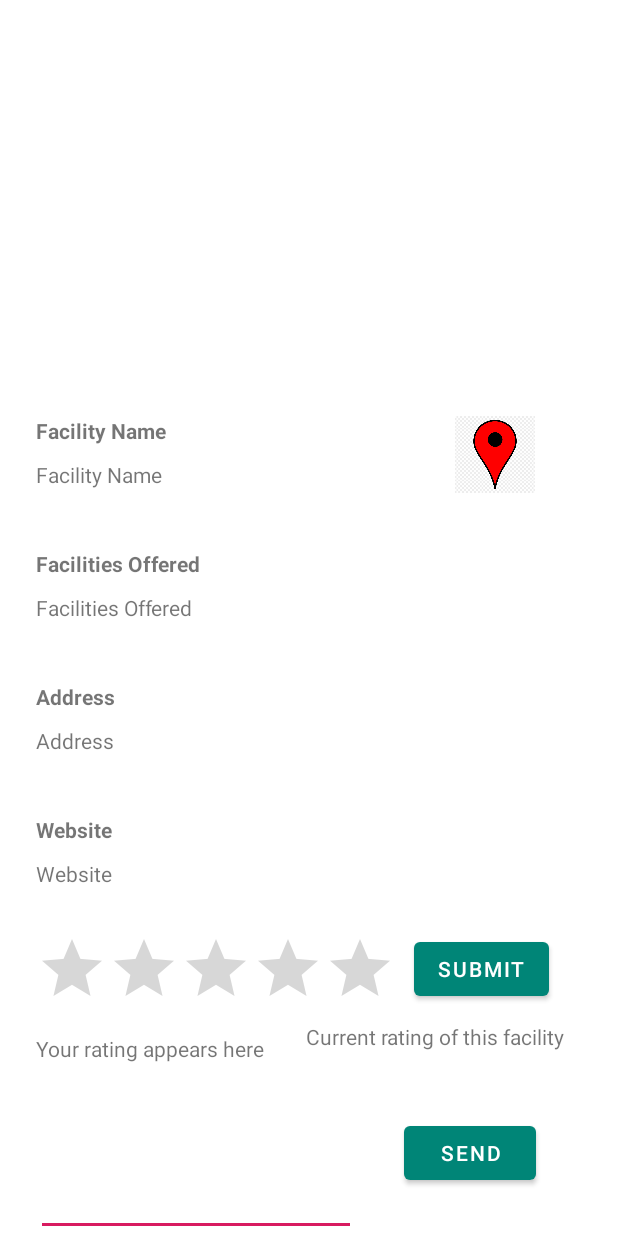
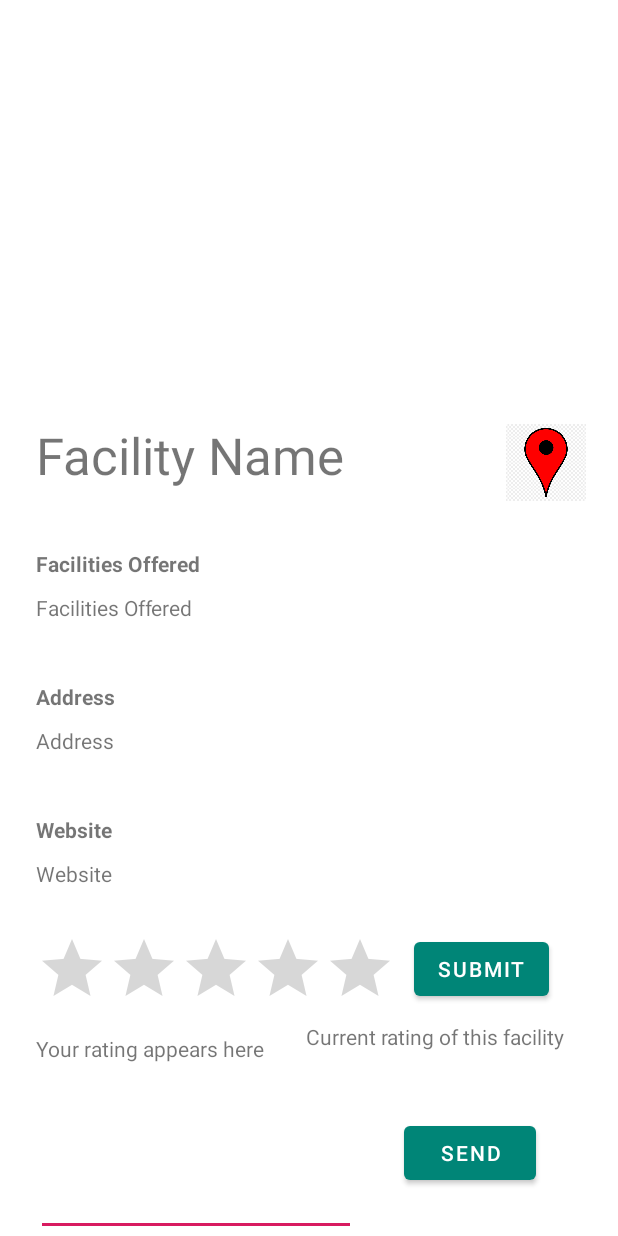
Before and after one commit to rectuspin/CZ2006_final, an Android app: the ViewFacilityActivity screen opened directly, with no data from a screen before it, on a phone screen of 412 x 824 dp. Run offline under Robolectric (Android 15) with nearby library versions, the phone set to English and light mode, and no system bars; our stand-ins replace Firebase (no records; nobody signed in at launch, a user with empty details on screens opened directly); 9 statements that could not run were skipped.

Commit message:
UI updates

```diff
--- a/app/src/main/java/com/example/athletica/data/DisplayAll/DisplayController.java
+++ b/app/src/main/java/com/example/athletica/data/DisplayAll/DisplayController.java
@@ -73,11 +73,16 @@ public class DisplayController {
             public void dataLoaded(Object object) {
                 eventMap = ((ArrayList<Map>) object);
                 for (Map<String, String> map : eventMap) {
+
+
                     String str1 = map.get("key");
                     String str2 = map.get("name");
+                    String date=map.get("startDate");
+
                     eventIds.add(str1);
                     eventsName.add(str2);
                 }
+
                 homeActivity.initRecyclerView(1, eventsName, eventIds);
             }
         }, 4, "");
--- a/app/src/main/java/com/example/athletica/data/user/DataManager.java
+++ b/app/src/main/java/com/example/athletica/data/user/DataManager.java
@@ -96,9 +96,10 @@ public class DataManager {
                 for (DataSnapshot data : dataSnapshot.getChildren()) {
                     Map<String, String> eventDetails = new HashMap<>();
 
-                    if (data.child("name").getValue(String.class).contains(str) || data.child("description").getValue(String.class).contains(str)) {
+                    if (data.child("name").getValue(String.class).toLowerCase().contains(str.toLowerCase()) || data.child("description").getValue(String.class).toLowerCase().contains(str.toLowerCase())) {
                         eventDetails.put("key", data.getKey());
                         eventDetails.put("name", data.child("name").getValue(String.class));
+                        eventDetails.put("startDate", data.child("startDate").getValue(String.class));
                         eventIds.add(eventDetails);
                         counter++;
                         if (counter >= amountToDownload)
--- a/app/src/main/res/layout/activity_display_all.xml
+++ b/app/src/main/res/layout/activity_display_all.xml
@@ -9,6 +9,10 @@
         android:id="@+id/recyclerView3"
         android:layout_width="match_parent"
         android:layout_height="match_parent"
+        android:layout_alignParentStart="true"
+        android:layout_alignParentEnd="true"
+        android:layout_marginStart="10dp"
+        android:layout_marginEnd="10dp"
         android:padding="4dp"
         android:scrollbars="vertical"></androidx.recyclerview.widget.RecyclerView>
 
--- a/app/src/main/res/layout/activity_view_facility.xml
+++ b/app/src/main/res/layout/activity_view_facility.xml
@@ -41,16 +41,16 @@
                 app:layout_constraintTop_toTopOf="parent"
                 tools:srcCompat="@raw/i0"></ImageView>
 
-            <TextView
-                android:id="@+id/textView2"
-                android:layout_width="wrap_content"
-                android:layout_height="wrap_content"
-                android:layout_marginStart="24dp"
-                android:layout_marginTop="30dp"
-                android:text="Facility Name"
-                android:textStyle="bold"
-                app:layout_constraintStart_toStartOf="parent"
-                app:layout_constraintTop_toBottomOf="@+id/facility_imageView" />
+<!--            <TextView-->
+<!--                android:id="@+id/textView2"-->
+<!--                android:layout_width="wrap_content"-->
+<!--                android:layout_height="wrap_content"-->
+<!--                android:layout_marginStart="24dp"-->
+<!--                android:layout_marginTop="30dp"-->
+<!--                android:text="Facility Name"-->
+<!--                android:textSize="48sp"-->
+<!--                app:layout_constraintStart_toStartOf="parent"-->
+<!--                app:layout_constraintTop_toBottomOf="@+id/facility_imageView" />-->
 
             <TextView
                 android:id="@+id/facilities_offered"
@@ -76,11 +76,9 @@
                 android:id="@+id/map_button"
                 android:layout_width="56dp"
                 android:layout_height="51dp"
-                android:layout_marginStart="175dp"
                 android:layout_marginTop="30dp"
-                android:layout_marginEnd="38dp"
+                android:layout_marginEnd="20dp"
                 app:layout_constraintEnd_toEndOf="parent"
-                app:layout_constraintStart_toEndOf="@+id/textView2"
                 app:layout_constraintTop_toBottomOf="@+id/facility_imageView" />
 
             <TextView
@@ -94,16 +92,18 @@
                 app:layout_constraintStart_toStartOf="parent"
                 app:layout_constraintTop_toBottomOf="@+id/facility_name" />
 
+
             <TextView
                 android:id="@+id/facility_name"
-                android:layout_width="wrap_content"
+                android:layout_width="270dp"
                 android:layout_height="wrap_content"
                 android:layout_marginStart="24dp"
-                android:layout_marginTop="10dp"
+                android:layout_marginTop="28dp"
                 android:text="Facility Name"
+                android:textSize="34sp"
+                app:layout_constraintHorizontal_bias="0.0"
                 app:layout_constraintStart_toStartOf="parent"
-                app:layout_constraintTop_toBottomOf="@+id/textView2" />
-
+                app:layout_constraintTop_toBottomOf="@+id/facility_imageView" />
 
             <TextView
                 android:id="@+id/textView4"
--- a/app/src/main/res/layout/activity_view_profile.xml
+++ b/app/src/main/res/layout/activity_view_profile.xml
@@ -36,7 +36,7 @@
                 android:layout_marginStart="24dp"
                 android:layout_marginTop="24dp"
                 android:text="TextView"
-                android:textSize="34sp" />
+                android:textSize="48sp" />
 
             <TextView
                 android:id="@+id/tvGender"
```
Also changed, not shown: app/src/main/res/layout/activity_home.xml (+4 -3 lines), app/src/main/res/layout/activity_view_event.xml (+14 -12 lines), 1 other file.
